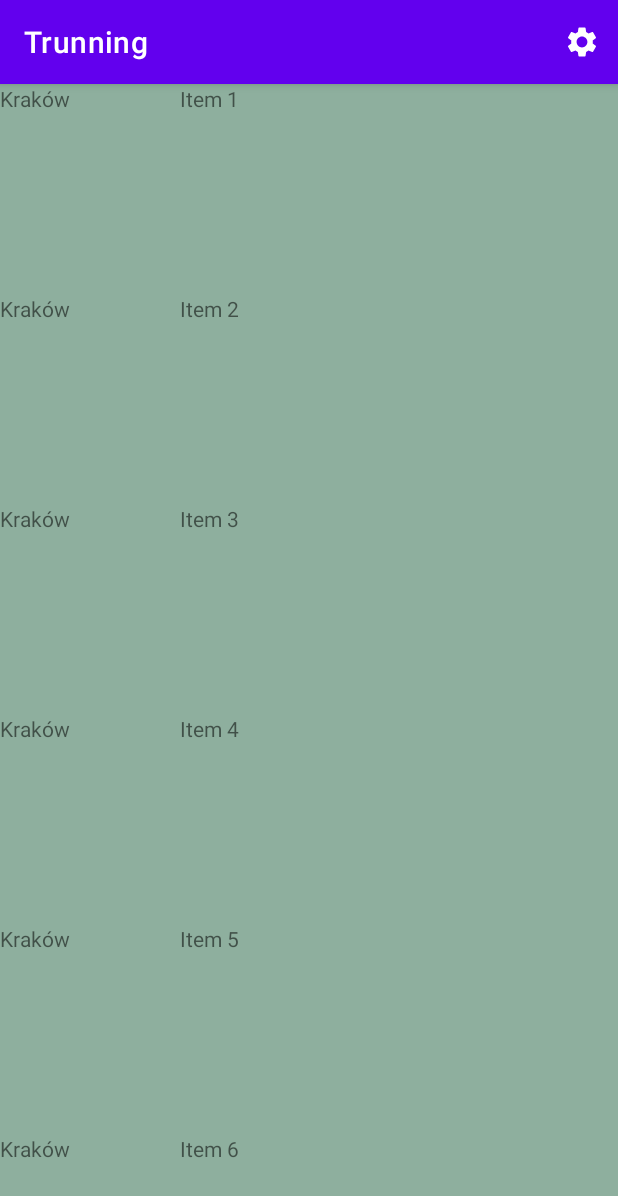
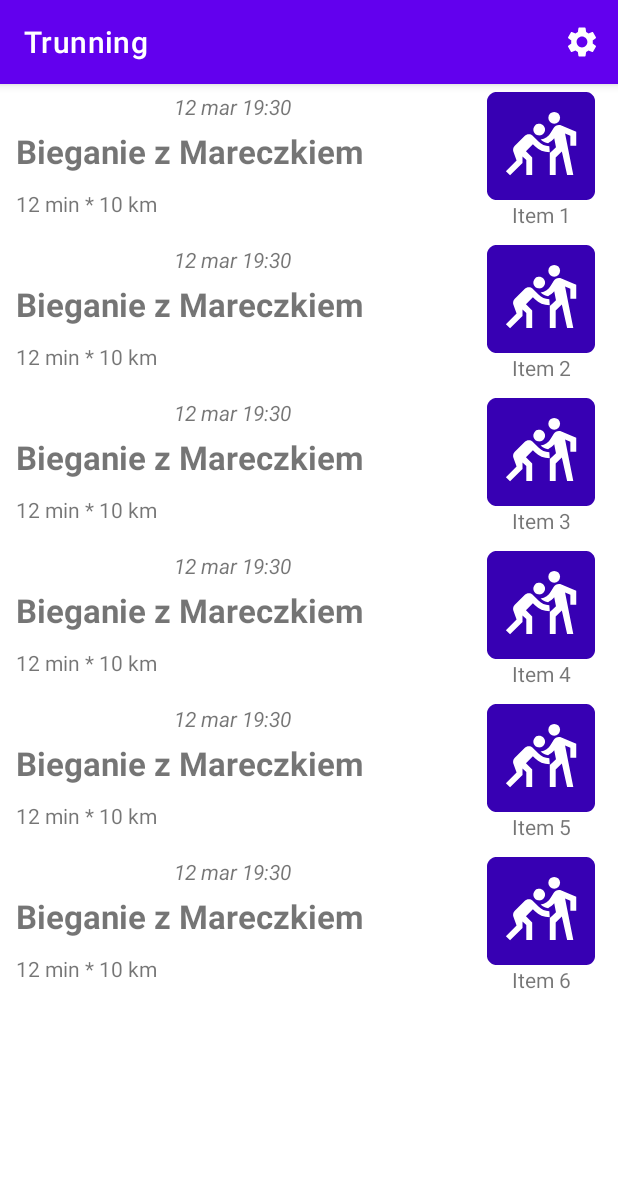
Before and after one commit to piotrjwegrzyn/Trunning, an Android app: the screen it shows after launch (MainActivity), on a phone screen of 412 x 824 dp. Shown: the top 1196 px of the screen. Run offline under Robolectric (Android 15) with nearby library versions, the phone set to English and light mode, and no system bars.

Commit message:
Still basics

```diff
--- a/app/src/main/java/wegrzyn/kwak/trunning/gui/CustomAdapter.kt
+++ b/app/src/main/java/wegrzyn/kwak/trunning/gui/CustomAdapter.kt
@@ -11,7 +11,7 @@ import wegrzyn.kwak.trunning.R
 internal class CustomAdapter(private var itemsList: List<String>) :
     RecyclerView.Adapter<CustomAdapter.MyViewHolder>() {
     internal inner class MyViewHolder(view: View) : RecyclerView.ViewHolder(view) {
-        var itemTextView: TextView = view.findViewById(R.id.itemTextView)
+        var itemTextView: TextView = view.findViewById(R.id.item_location)
     }
     @NonNull
     override fun onCreateViewHolder(parent: ViewGroup, viewType: Int): MyViewHolder {
--- a/app/src/main/java/wegrzyn/kwak/trunning/gui/SettingsActivity.kt
+++ b/app/src/main/java/wegrzyn/kwak/trunning/gui/SettingsActivity.kt
@@ -1,6 +1,10 @@
 package wegrzyn.kwak.trunning.gui
 
+import android.content.Intent
+import android.net.Uri
 import android.os.Bundle
+import android.view.MenuItem
+import android.widget.Toast
 import androidx.appcompat.app.AppCompatActivity
 import androidx.preference.Preference
 import androidx.preference.PreferenceFragmentCompat
@@ -18,13 +22,34 @@ class SettingsActivity : AppCompatActivity() {
                 .commit()
         }
         supportActionBar?.setDisplayHomeAsUpEnabled(true)
+
     }
+
 
     class SettingsFragment : PreferenceFragmentCompat() {
         override fun onCreatePreferences(savedInstanceState: Bundle?, rootKey: String?) {
             setPreferencesFromResource(R.xml.root_preferences, rootKey)
 
+            val githubRepository = findPreference<Preference>("github_repository")
+            githubRepository?.setOnPreferenceClickListener {
+                val url = "https://github.com/piotrjwegrzyn/Trunning"
+                startActivity(Intent(Intent.ACTION_VIEW, Uri.parse(url)))
+                true
+            }
 
+            val githubRepositoryKwak = findPreference<Preference>("github_repository_kwak")
+            githubRepositoryKwak?.setOnPreferenceClickListener {
+                val url = "https://github.com/Sirmarianus"
+                startActivity(Intent(Intent.ACTION_VIEW, Uri.parse(url)))
+                true
+            }
+
+            val githubRepositoryWegrzyn = findPreference<Preference>("github_repository_wegrzyn")
+            githubRepositoryWegrzyn?.setOnPreferenceClickListener {
+                val url = "https://github.com/piotrjwegrzyn"
+                startActivity(Intent(Intent.ACTION_VIEW, Uri.parse(url)))
+                true
+            }
 
         }
     }
--- a/app/src/main/res/layout/main_item.xml
+++ b/app/src/main/res/layout/main_item.xml
@@ -4,30 +4,64 @@
     xmlns:tools="http://schemas.android.com/tools"
     android:layout_width="match_parent"
     android:layout_height="wrap_content"
-    android:background="#8EAF9E"
-    app:layoutDescription="@xml/main_item_scene" >
+    android:weightSum="4"
+    app:layoutDescription="@xml/main_item_scene"
+    android:baselineAligned="false"
+    >
 
     <LinearLayout
-        android:layout_width="120dp"
-        android:layout_height="140dp"
-        android:orientation="vertical">
+        android:layout_width="match_parent"
+        android:layout_height="wrap_content"
+        android:layout_weight="1"
+        android:orientation="vertical"
+        android:padding="5dp">
 
         <TextView
-            android:id="@+id/locationTextView"
+            android:id="@+id/item_date"
             android:layout_width="match_parent"
             android:layout_height="wrap_content"
-            android:text="@string/template_training_location" />
+            android:textStyle="italic"
+            android:gravity="center"
+            android:text="@string/template_training_date"/>
+
+        <TextView
+            android:id="@+id/item_title"
+            android:layout_width="match_parent"
+            android:layout_height="wrap_content"
+            android:textSize="22sp"
+            android:textStyle="bold"
+            android:padding="5dp"
+            android:text="@string/template_training_title" />
+
+        <TextView
+            android:id="@+id/item_stats"
+            android:layout_width="match_parent"
+            android:layout_height="wrap_content"
+            android:text="@string/template_training_time_length"
+            android:padding="5dp"/>
+
     </LinearLayout>
 
     <LinearLayout
         android:layout_width="match_parent"
         android:layout_height="wrap_content"
-        android:orientation="vertical">
+        android:layout_weight="3"
+        android:orientation="vertical"
+        android:padding="5dp">
+
+        <ImageView
+            android:layout_width="match_parent"
+            android:layout_height="wrap_content"
+            android:src="@mipmap/ic_launcher"
+            />
 
         <TextView
-            android:id="@+id/itemTextView"
+            android:id="@+id/item_location"
             android:layout_width="match_parent"
             android:layout_height="wrap_content"
-            android:text="TextView" />
+            android:gravity="center"
+            android:text="@string/template_training_location" />
+
     </LinearLayout>
+
 </LinearLayout>
--- a/app/src/main/res/values/strings.xml
+++ b/app/src/main/res/values/strings.xml
@@ -22,7 +22,7 @@
 
     <string name="libraries_header">Libraries</string>
 
-    <string name="github_header">Repositories</string>
+    <string name="github_header">Repository</string>
     <string name="github_repository">Trunning repository</string>
     <string name="github_repository_title">View code on Github</string>
 
```
